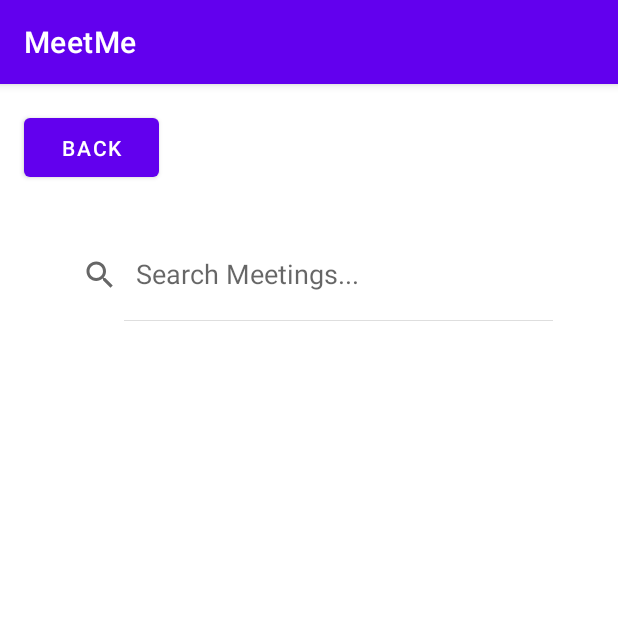
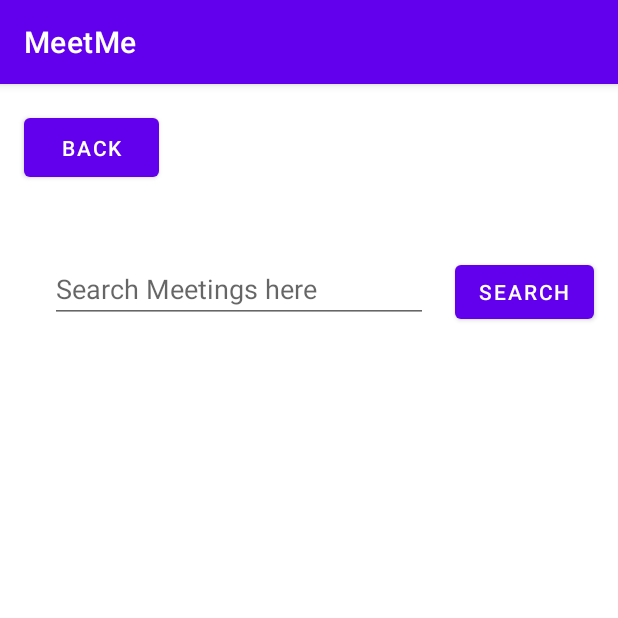
Before and after one commit to hhphung/my_project, an Android app: the SearchPage screen opened directly, with no data from a screen before it, on a phone screen of 412 x 824 dp, the top half of it. Run offline under Robolectric (Android 15) with nearby library versions, the phone set to English and light mode, and no system bars.

Commit message:
#39 !39 started over with new idea

```diff
--- a/Frontend/MeetMe/app/src/main/AndroidManifest.xml
+++ b/Frontend/MeetMe/app/src/main/AndroidManifest.xml
@@ -14,7 +14,8 @@
         android:usesCleartextTraffic="true">
         <activity
             android:name=".SearchPage"
-            android:exported="true" />
+            android:exported="true">
+        </activity>
         <activity
             android:name=".LoginPage"
             android:exported="true" />
--- a/Frontend/MeetMe/app/src/main/java/com/example/meetme/SearchPage.java
+++ b/Frontend/MeetMe/app/src/main/java/com/example/meetme/SearchPage.java
@@ -4,6 +4,7 @@ import static com.example.meetme.api.apiClientFactory.GetMeetingApi;
 import static com.example.meetme.api.apiClientFactory.GetUserApi;
 
 import androidx.appcompat.app.AppCompatActivity;
+import androidx.recyclerview.widget.RecyclerView;
 
 import android.content.Intent;
 import android.database.DataSetObserver;
@@ -14,6 +15,7 @@ import android.view.ViewGroup;
 import android.widget.AdapterView;
 import android.widget.ArrayAdapter;
 import android.widget.Button;
+import android.widget.EditText;
 import android.widget.ListAdapter;
 import android.widget.ListView;
 import android.widget.SearchView;
@@ -26,15 +28,16 @@ import com.example.meetme.model.User;
 import java.util.ArrayList;
 import java.util.List;
 
-public class SearchPage extends AppCompatActivity {
+public class SearchPage extends AppCompatActivity{
 
     @Override
     protected void onCreate(Bundle savedInstanceState) {
         super.onCreate(savedInstanceState);
         setContentView(R.layout.activity_search_page);
 
-        ListView meetingResults = findViewById(R.id.activity_search_results);
-        SearchView meetingInput = findViewById(R.id.activity_search_bar);
+        RecyclerView meetingResults = findViewById(R.id.activity_search_results);
+        EditText meetingInput = findViewById(R.id.activity_search_input);
+        Button searchButton = findViewById(R.id.activity_search_btn_to_search);
         Button backButton = findViewById(R.id.activity_search_btn_to_dash);
 
         String username = getIntent().getStringExtra("username");
@@ -48,69 +51,14 @@ public class SearchPage extends AppCompatActivity {
             }
         });
 
-        meetingInput.setInputType(InputType.TYPE_CLASS_TEXT);
+        searchButton.setOnClickListener(new View.OnClickListener() {
+            @Override
+            public void onClick(View view) {
 
-        meetingInput.setOnQueryTextListener(new SearchView.OnQueryTextListener() {
-            @Override
-            public boolean onQueryTextSubmit(String query) {
-                //do something on text submit
-                ArrayAdapter<String> arr;
-                String err[] = {"No Results", ""};
-                ArrayList<String> tempResults = null;
-
-                if (meetingInput.toString() == "") {
-
-                    GetMeetingApi().getAllMeetings().enqueue(new SlimCallback<List<Meeting>>(sResults -> {
-                        for (Meeting m : sResults) {
-                            String tempString = m.getName();
-                            tempResults.add(tempString);
-                        }
-                    }));
-
-                    String result[] = tempResults.toArray(new String[tempResults.size()]);
-
-                    arr = new ArrayAdapter<String>(getBaseContext(), R.layout.activity_search_page, result);
-
-                } else {
-
-
-                    GetMeetingApi().getResults(meetingInput.toString()).enqueue(new SlimCallback<List<Meeting>>(sResults -> {
-                        for (Meeting m : sResults) {
-                            String tempString = m.getName();
-                            tempResults.add(tempString);
-                        }
-                    }));
-
-                    String result[] = tempResults.toArray(new String[tempResults.size()]);
-
-                    if (result[0] != null) {
-                        arr = new ArrayAdapter<String>(getBaseContext(), R.layout.activity_search_page, result);
-                    } else {
-                        arr = new ArrayAdapter<String>(getBaseContext(), R.layout.activity_search_page, err);
-                    }
-
-                }
-                meetingResults.setAdapter(arr);
-                return false;
-            }
-
-            @Override
-            public boolean onQueryTextChange(String newText) {
-// do nothing when text changes
-                return false;
             }
         });
 
 
-                meetingResults.setOnItemClickListener(new AdapterView.OnItemClickListener() {
-                    @Override
-                    public void onItemClick(AdapterView<?> adapterView, View view, int i, long l) {
-                        Intent intent = new Intent(view.getContext(), CreateMeetingPage.class); //eventually will go to view meeting page
-                        String message = meetingInput.toString();
-                        intent.putExtra("Meeting name", message);
-                        intent.putExtra("username", username);
-                        startActivity(intent);
-                    }
-                });
-            }
-        }
+
+    }
+}
--- a/Frontend/MeetMe/app/src/main/res/layout/activity_search_page.xml
+++ b/Frontend/MeetMe/app/src/main/res/layout/activity_search_page.xml
@@ -21,30 +21,42 @@
         app:layout_constraintTop_toTopOf="parent"
         app:layout_constraintVertical_bias="0.023" />
 
-    <SearchView
-        android:id="@+id/activity_search_bar"
-        android:layout_width="342dp"
-        android:layout_height="61dp"
-        android:clickable="true"
-        android:inputType="text"
-        android:queryHint="Search Meetings..."
-        android:iconifiedByDefault="false"
-        app:layout_constraintBottom_toBottomOf="parent"
-        app:layout_constraintEnd_toEndOf="parent"
-        app:layout_constraintHorizontal_bias="0.492"
-        app:layout_constraintStart_toStartOf="parent"
-        app:layout_constraintTop_toTopOf="parent"
-        app:layout_constraintVertical_bias="0.137" />
-
-    <ListView
+    <androidx.recyclerview.widget.RecyclerView
         android:id="@+id/activity_search_results"
-        android:layout_width="399dp"
-        android:layout_height="461dp"
+        android:layout_width="345dp"
+        android:layout_height="487dp"
         android:clickable="true"
         app:layout_constraintBottom_toBottomOf="parent"
         app:layout_constraintEnd_toEndOf="parent"
         app:layout_constraintStart_toStartOf="parent"
         app:layout_constraintTop_toTopOf="parent"
-        app:layout_constraintVertical_bias="0.614" />
+        app:layout_constraintVertical_bias="0.684" />
+
+    <EditText
+        android:id="@+id/activity_search_input"
+        android:layout_width="252dp"
+        android:layout_height="40dp"
+        android:ems="10"
+        android:hint="Search Meetings here"
+        android:inputType="textPersonName"
+        app:layout_constraintBottom_toTopOf="@+id/activity_search_results"
+        app:layout_constraintEnd_toEndOf="parent"
+        app:layout_constraintHorizontal_bias="0.207"
+        app:layout_constraintStart_toStartOf="parent"
+        app:layout_constraintTop_toTopOf="parent"
+        app:layout_constraintVertical_bias="0.787" />
+
+    <Button
+        android:id="@+id/activity_search_btn_to_search"
+        android:layout_width="wrap_content"
+        android:layout_height="wrap_content"
+        android:layout_marginBottom="19dp"
+        android:text="Search"
+        app:layout_constraintBottom_toTopOf="@+id/activity_search_results"
+        app:layout_constraintEnd_toEndOf="parent"
+        app:layout_constraintHorizontal_bias="0.949"
+        app:layout_constraintStart_toStartOf="parent"
+        app:layout_constraintTop_toTopOf="parent"
+        app:layout_constraintVertical_bias="0.92" />
 
 </androidx.constraintlayout.widget.ConstraintLayout>
```
Also changed, not shown: Frontend/MeetMe/app/src/main/res/layout/row.xml (added, +30 -0 lines).
